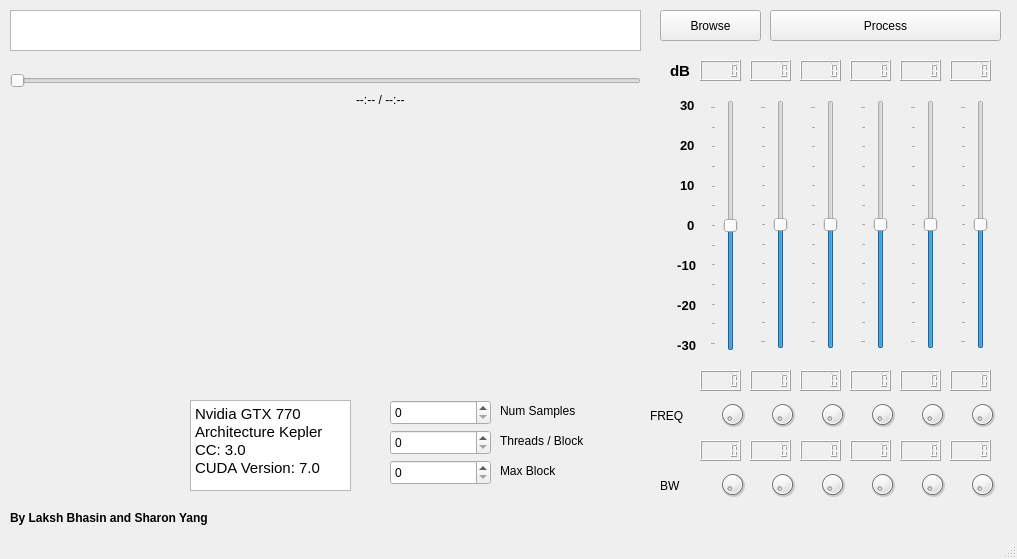
lakshbhasin/gpu_parametric_eq, file ui/mainapp.ui: the form before one commit.
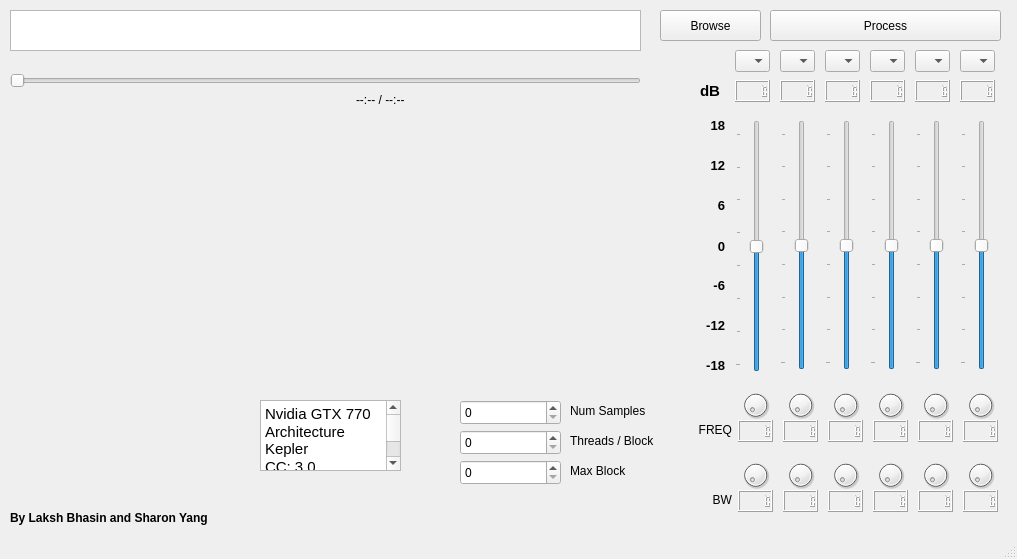
The form after the commit. Custom widgets are drawn as their Qt base class.

Diff of the .ui file:
```diff
--- a/ui/mainapp.ui
+++ b/ui/mainapp.ui
@@ -82,53 +82,59 @@
    <widget class="QLabel" name="label_2">
     <property name="geometry">
      <rect>
-      <x>650</x>
-      <y>400</y>
+      <x>691</x>
+      <y>414</y>
       <width>41</width>
-      <height>31</height>
+      <height>32</height>
      </rect>
     </property>
     <property name="text">
      <string>FREQ</string>
     </property>
+    <property name="alignment">
+     <set>Qt::AlignRight|Qt::AlignTrailing|Qt::AlignVCenter</set>
+    </property>
    </widget>
    <widget class="QLabel" name="label_3">
     <property name="geometry">
      <rect>
-      <x>660</x>
-      <y>470</y>
-      <width>31</width>
-      <height>31</height>
+      <x>702</x>
+      <y>484</y>
+      <width>30</width>
+      <height>32</height>
      </rect>
     </property>
     <property name="text">
      <string>BW</string>
     </property>
+    <property name="alignment">
+     <set>Qt::AlignRight|Qt::AlignTrailing|Qt::AlignVCenter</set>
+    </property>
    </widget>
    <widget class="QTextBrowser" name="textBrowser">
     <property name="geometry">
      <rect>
-      <x>190</x>
+      <x>260</x>
       <y>400</y>
-      <width>161</width>
-      <height>91</height>
+      <width>141</width>
+      <height>71</height>
      </rect>
     </property>
     <property name="html">
      <string>&lt;!DOCTYPE HTML PUBLIC &quot;-//W3C//DTD HTML 4.0//EN&quot; &quot;http://www.w3.org/TR/REC-html40/strict.dtd&quot;&gt;
 &lt;html&gt;&lt;head&gt;&lt;meta name=&quot;qrichtext&quot; content=&quot;1&quot; /&gt;&lt;style type=&quot;text/css&quot;&gt;
 p, li { white-space: pre-wrap; }
-&lt;/style&gt;&lt;/head&gt;&lt;body style=&quot; font-family:'Ubuntu'; font-size:11pt; font-weight:400; font-style:normal;&quot;&gt;
-&lt;p style=&quot; margin-top:0px; margin-bottom:0px; margin-left:0px; margin-right:0px; -qt-block-indent:0; text-indent:0px;&quot;&gt;Nvidia GTX 770&lt;/p&gt;
-&lt;p style=&quot; margin-top:0px; margin-bottom:0px; margin-left:0px; margin-right:0px; -qt-block-indent:0; text-indent:0px;&quot;&gt;Architecture Kepler&lt;/p&gt;
-&lt;p style=&quot; margin-top:0px; margin-bottom:0px; margin-left:0px; margin-right:0px; -qt-block-indent:0; text-indent:0px;&quot;&gt;CC: 3.0&lt;/p&gt;
-&lt;p style=&quot; margin-top:0px; margin-bottom:0px; margin-left:0px; margin-right:0px; -qt-block-indent:0; text-indent:0px;&quot;&gt;CUDA Version: 7.0&lt;/p&gt;&lt;/body&gt;&lt;/html&gt;</string>
+&lt;/style&gt;&lt;/head&gt;&lt;body style=&quot; font-family:'Sans Serif'; font-size:9pt; font-weight:400; font-style:normal;&quot;&gt;
+&lt;p style=&quot; margin-top:0px; margin-bottom:0px; margin-left:0px; margin-right:0px; -qt-block-indent:0; text-indent:0px;&quot;&gt;&lt;span style=&quot; font-family:'Ubuntu'; font-size:11pt;&quot;&gt;Nvidia GTX 770&lt;/span&gt;&lt;/p&gt;
+&lt;p style=&quot; margin-top:0px; margin-bottom:0px; margin-left:0px; margin-right:0px; -qt-block-indent:0; text-indent:0px;&quot;&gt;&lt;span style=&quot; font-family:'Ubuntu'; font-size:11pt;&quot;&gt;Architecture Kepler&lt;/span&gt;&lt;/p&gt;
+&lt;p style=&quot; margin-top:0px; margin-bottom:0px; margin-left:0px; margin-right:0px; -qt-block-indent:0; text-indent:0px;&quot;&gt;&lt;span style=&quot; font-family:'Ubuntu'; font-size:11pt;&quot;&gt;CC: 3.0&lt;/span&gt;&lt;/p&gt;
+&lt;p style=&quot; margin-top:0px; margin-bottom:0px; margin-left:0px; margin-right:0px; -qt-block-indent:0; text-indent:0px;&quot;&gt;&lt;span style=&quot; font-family:'Ubuntu'; font-size:11pt;&quot;&gt;CUDA Version: 7.0&lt;/span&gt;&lt;/p&gt;&lt;/body&gt;&lt;/html&gt;</string>
     </property>
    </widget>
    <widget class="QLabel" name="label_4">
     <property name="geometry">
      <rect>
-      <x>500</x>
+      <x>570</x>
       <y>430</y>
       <width>111</width>
       <height>21</height>
@@ -141,7 +147,7 @@
    <widget class="QLabel" name="label_5">
     <property name="geometry">
      <rect>
-      <x>500</x>
+      <x>570</x>
       <y>460</y>
       <width>81</width>
       <height>21</height>
@@ -167,7 +173,7 @@
    <widget class="QSpinBox" name="threadsBlockBox">
     <property name="geometry">
      <rect>
-      <x>390</x>
+      <x>460</x>
       <y>430</y>
       <width>101</width>
       <height>25</height>
@@ -177,7 +183,7 @@
    <widget class="QSpinBox" name="blockNum">
     <property name="geometry">
      <rect>
-      <x>390</x>
+      <x>460</x>
       <y>460</y>
       <width>101</width>
       <height>25</height>
@@ -190,10 +196,10 @@
     </property>
     <property name="geometry">
      <rect>
-      <x>710</x>
-      <y>400</y>
-      <width>45</width>
-      <height>29</height>
+      <x>738</x>
+      <y>390</y>
+      <width>35</width>
+      <height>30</height>
      </rect>
     </property>
     <property name="sizePolicy">
@@ -221,10 +227,10 @@
     </property>
     <property name="geometry">
      <rect>
-      <x>710</x>
-      <y>470</y>
-      <width>45</width>
-      <height>29</height>
+      <x>738</x>
+      <y>460</y>
+      <width>35</width>
+      <height>30</height>
      </rect>
     </property>
     <property name="sizePolicy">
@@ -269,17 +275,23 @@
    <widget class="QSlider" name="verticalSlider">
     <property name="geometry">
      <rect>
-      <x>710</x>
-      <y>100</y>
-      <width>34</width>
-      <height>251</height>
+      <x>735</x>
+      <y>120</y>
+      <width>35</width>
+      <height>252</height>
      </rect>
     </property>
+    <property name="minimumSize">
+     <size>
+      <width>0</width>
+      <height>0</height>
+     </size>
+    </property>
     <property name="minimum">
-     <number>-30</number>
+     <number>-18</number>
     </property>
     <property name="maximum">
-     <number>30</number>
+     <number>18</number>
     </property>
     <property name="singleStep">
      <number>1</number>
@@ -306,17 +318,23 @@
    <widget class="QSlider" name="verticalSlider_2">
     <property name="geometry">
      <rect>
-      <x>760</x>
-      <y>100</y>
-      <width>34</width>
-      <height>249</height>
+      <x>780</x>
+      <y>120</y>
+      <width>35</width>
+      <height>250</height>
      </rect>
     </property>
+    <property name="minimumSize">
+     <size>
+      <width>0</width>
+      <height>0</height>
+     </size>
+    </property>
     <property name="minimum">
-     <number>-30</number>
+     <number>-18</number>
     </property>
     <property name="maximum">
-     <number>30</number>
+     <number>18</number>
     </property>
     <property name="singleStep">
      <number>1</number>
@@ -343,17 +361,23 @@
    <widget class="QSlider" name="verticalSlider_5">
     <property name="geometry">
      <rect>
-      <x>910</x>
-      <y>100</y>
-      <width>34</width>
-      <height>249</height>
+      <x>915</x>
+      <y>120</y>
+      <width>35</width>
+      <height>250</height>
      </rect>
     </property>
+    <property name="minimumSize">
+     <size>
+      <width>0</width>
+      <height>0</height>
+     </size>
+    </property>
     <property name="minimum">
-     <number>-30</number>
+     <number>-18</number>
     </property>
     <property name="maximum">
-     <number>30</number>
+     <number>18</number>
     </property>
     <property name="singleStep">
      <number>1</number>
@@ -380,17 +404,23 @@
    <widget class="QSlider" name="verticalSlider_4">
     <property name="geometry">
      <rect>
-      <x>860</x>
-      <y>100</y>
-      <width>34</width>
-      <height>249</height>
+      <x>870</x>
+      <y>120</y>
+      <width>35</width>
+      <height>250</height>
      </rect>
     </property>
+    <property name="minimumSize">
+     <size>
+      <width>0</width>
+      <height>0</height>
+     </size>
+    </property>
     <property name="minimum">
-     <number>-30</number>
+     <number>-18</number>
     </property>
     <property name="maximum">
-     <number>30</number>
+     <number>18</number>
     </property>
     <property name="singleStep">
      <number>1</number>
@@ -418,16 +448,22 @@
     <property name="geometry">
      <rect>
       <x>960</x>
-      <y>100</y>
-      <width>34</width>
-      <height>249</height>
+      <y>120</y>
+      <width>35</width>
+      <height>250</height>
      </rect>
     </property>
+    <property name="minimumSize">
+     <size>
+      <width>0</width>
+      <height>0</height>
+     </size>
+    </property>
     <property name="minimum">
-     <number>-30</number>
+     <number>-18</number>
     </property>
     <property name="maximum">
-     <number>30</number>
+     <number>18</number>
     </property>
     <property name="singleStep">
      <number>1</number>
@@ -454,17 +490,23 @@
    <widget class="QSlider" name="verticalSlider_3">
     <property name="geometry">
      <rect>
-      <x>810</x>
-      <y>100</y>
-      <width>34</width>
-      <height>249</height>
+      <x>825</x>
+      <y>120</y>
+      <width>35</width>
+      <height>250</height>
      </rect>
     </property>
+    <property name="minimumSize">
+     <size>
+      <width>0</width>
+      <height>0</height>
+     </size>
+    </property>
     <property name="minimum">
-     <number>-30</number>
+     <number>-18</number>
     </property>
     <property name="maximum">
-     <number>30</number>
+     <number>18</number>
     </property>
     <property name="singleStep">
      <number>1</number>
@@ -491,10 +533,10 @@
    <widget class="QLabel" name="tick0">
     <property name="geometry">
      <rect>
-      <x>680</x>
-      <y>210</y>
+      <x>685</x>
+      <y>230</y>
       <width>40</width>
-      <height>31</height>
+      <height>32</height>
      </rect>
     </property>
     <property name="font">
@@ -505,16 +547,19 @@
      </font>
     </property>
     <property name="text">
-     <string>  0</string>
+     <string>0</string>
+    </property>
+    <property name="alignment">
+     <set>Qt::AlignRight|Qt::AlignTrailing|Qt::AlignVCenter</set>
     </property>
    </widget>
    <widget class="QLabel" name="tick10">
     <property name="geometry">
      <rect>
-      <x>680</x>
-      <y>170</y>
+      <x>685</x>
+      <y>190</y>
       <width>40</width>
-      <height>30</height>
+      <height>31</height>
      </rect>
     </property>
     <property name="font">
@@ -525,16 +570,19 @@
      </font>
     </property>
     <property name="text">
-     <string>10</string>
+     <string>6</string>
+    </property>
+    <property name="alignment">
+     <set>Qt::AlignRight|Qt::AlignTrailing|Qt::AlignVCenter</set>
     </property>
    </widget>
    <widget class="QLabel" name="tick20">
     <property name="geometry">
      <rect>
-      <x>680</x>
-      <y>130</y>
+      <x>685</x>
+      <y>150</y>
       <width>40</width>
-      <height>30</height>
+      <height>31</height>
      </rect>
     </property>
     <property name="font">
@@ -545,16 +593,19 @@
      </font>
     </property>
     <property name="text">
-     <string>20</string>
+     <string>12</string>
+    </property>
+    <property name="alignment">
+     <set>Qt::AlignRight|Qt::AlignTrailing|Qt::AlignVCenter</set>
     </property>
    </widget>
    <widget class="QLabel" name="tick30">
     <property name="geometry">
      <rect>
-      <x>680</x>
-      <y>90</y>
+      <x>685</x>
+      <y>110</y>
       <width>40</width>
-      <height>30</height>
+      <height>31</height>
      </rect>
     </property>
     <property name="font">
@@ -565,16 +616,19 @@
      </font>
     </property>
     <property name="text">
-     <string>30</string>
+     <string>18</string>
+    </property>
+    <property name="alignment">
+     <set>Qt::AlignRight|Qt::AlignTrailing|Qt::AlignVCenter</set>
     </property>
    </widget>
    <widget class="QLabel" name="tickn10">
     <property name="geometry">
      <rect>
-      <x>670</x>
-      <y>250</y>
+      <x>685</x>
+      <y>270</y>
       <width>40</width>
-      <height>30</height>
+      <height>31</height>
      </rect>
     </property>
     <property name="font">
@@ -585,16 +639,19 @@
      </font>
     </property>
     <property name="text">
-     <string>  -10</string>
+     <string>-6</string>
+    </property>
+    <property name="alignment">
+     <set>Qt::AlignRight|Qt::AlignTrailing|Qt::AlignVCenter</set>
     </property>
    </widget>
    <widget class="QLabel" name="tickn20">
     <property name="geometry">
      <rect>
-      <x>670</x>
-      <y>290</y>
+      <x>685</x>
+      <y>310</y>
       <width>40</width>
-      <height>30</height>
+      <height>31</height>
      </rect>
     </property>
     <property name="font">
@@ -605,16 +662,19 @@
      </font>
     </property>
     <property name="text">
-     <string>  -20</string>
+     <string>-12</string>
+    </property>
+    <property name="alignment">
+     <set>Qt::AlignRight|Qt::AlignTrailing|Qt::AlignVCenter</set>
     </property>
    </widget>
    <widget class="QLabel" name="tickn30">
     <property name="geometry">
      <rect>
-      <x>670</x>
-      <y>330</y>
+      <x>685</x>
+      <y>350</y>
       <width>40</width>
-      <height>30</height>
+      <height>31</height>
      </rect>
     </property>
     <property name="font">
@@ -625,16 +685,19 @@
      </font>
     </property>
     <property name="text">
-     <string>  -30</string>
+     <string>-18</string>
+    </property>
+    <property name="alignment">
+     <set>Qt::AlignRight|Qt::AlignTrailing|Qt::AlignVCenter</set>
     </property>
    </widget>
    <widget class="QLabel" name="tickLabel">
     <property name="geometry">
      <rect>
-      <x>670</x>
-      <y>60</y>
+      <x>700</x>
+      <y>80</y>
       <width>21</width>
-      <height>21</height>
+      <height>22</height>
      </rect>
     </property>
     <property name="font">
@@ -651,180 +714,180 @@
    <widget class="QLCDNumber" name="lcdNumber">
     <property name="geometry">
      <rect>
-      <x>700</x>
-      <y>60</y>
-      <width>41</width>
-      <height>21</height>
+      <x>735</x>
+      <y>80</y>
+      <width>35</width>
+      <height>22</height>
      </rect>
     </property>
    </widget>
    <widget class="QLCDNumber" name="lcdNumber_2">
     <property name="geometry">
      <rect>
-      <x>750</x>
-      <y>60</y>
-      <width>41</width>
-      <height>21</height>
+      <x>780</x>
+      <y>80</y>
+      <width>35</width>
+      <height>22</height>
      </rect>
     </property>
    </widget>
    <widget class="QLCDNumber" name="lcdNumber_3">
     <property name="geometry">
      <rect>
-      <x>800</x>
-      <y>60</y>
-      <width>41</width>
-      <height>21</height>
+      <x>825</x>
+      <y>80</y>
+      <width>35</width>
+      <height>22</height>
      </rect>
     </property>
    </widget>
    <widget class="QLCDNumber" name="lcdNumber_4">
     <property name="geometry">
      <rect>
-      <x>850</x>
-      <y>60</y>
-      <width>41</width>
-      <height>21</height>
+      <x>870</x>
+      <y>80</y>
+      <width>35</width>
+      <height>22</height>
      </rect>
     </property>
    </widget>
    <widget class="QLCDNumber" name="lcdNumber_5">
     <property name="geometry">
      <rect>
-      <x>900</x>
-      <y>60</y>
-      <width>41</width>
-      <height>21</height>
+      <x>915</x>
+      <y>80</y>
+      <width>35</width>
+      <height>22</height>
      </rect>
     </property>
    </widget>
    <widget class="QLCDNumber" name="lcdNumber_6">
     <property name="geometry">
      <rect>
-      <x>950</x>
-      <y>60</y>
-      <width>41</width>
-      <height>21</height>
+      <x>960</x>
+      <y>80</y>
+      <width>35</width>
+      <height>22</height>
      </rect>
     </property>
    </widget>
    <widget class="QLCDNumber" name="lcdNumber_7">
     <property name="geometry">
      <rect>
-      <x>700</x>
-      <y>370</y>
-      <width>41</width>
-      <height>21</height>
+      <x>738</x>
+      <y>420</y>
+      <width>35</width>
+      <height>22</height>
      </rect>
     </property>
    </widget>
    <widget class="QLCDNumber" name="lcdNumber_8">
     <property name="geometry">
      <rect>
-      <x>750</x>
-      <y>370</y>
-      <width>41</width>
-      <height>21</height>
+      <x>783</x>
+      <y>420</y>
+      <width>35</width>
+      <height>22</height>
      </rect>
     </property>
    </widget>
    <widget class="QLCDNumber" name="lcdNumber_9">
     <property name="geometry">
      <rect>
-      <x>800</x>
-      <y>370</y>
-      <width>41</width>
-      <height>21</height>
+      <x>828</x>
+      <y>420</y>
+      <width>35</width>
+      <height>22</height>
      </rect>
     </property>
    </widget>
    <widget class="QLCDNumber" name="lcdNumber_10">
     <property name="geometry">
      <rect>
-      <x>850</x>
-      <y>370</y>
-      <width>41</width>
-      <height>21</height>
+      <x>873</x>
+      <y>420</y>
+      <width>35</width>
+      <height>22</height>
      </rect>
     </property>
    </widget>
    <widget class="QLCDNumber" name="lcdNumber_11">
     <property name="geometry">
      <rect>
-      <x>900</x>
-      <y>370</y>
-      <width>41</width>
-      <height>21</height>
+      <x>918</x>
+      <y>420</y>
+      <width>35</width>
+      <height>22</height>
      </rect>
     </property>
    </widget>
    <widget class="QLCDNumber" name="lcdNumber_12">
     <property name="geometry">
      <rect>
-      <x>950</x>
-      <y>370</y>
-      <width>41</width>
-      <height>21</height>
+      <x>963</x>
+      <y>420</y>
+      <width>35</width>
+      <height>22</height>
      </rect>
     </property>
    </widget>
    <widget class="QLCDNumber" name="lcdNumber_13">
     <property name="geometry">
      <rect>
-      <x>700</x>
-      <y>440</y>
-      <width>41</width>
-      <height>21</height>
+      <x>738</x>
+      <y>490</y>
+      <width>35</width>
+      <height>22</height>
      </rect>
     </property>
    </widget>
    <widget class="QLCDNumber" name="lcdNumber_14">
     <property name="geometry">
      <rect>
-      <x>750</x>
-      <y>440</y>
-      <width>41</width>
-      <height>21</height>
+      <x>783</x>
+      <y>490</y>
+      <width>35</width>
+      <height>22</height>
      </rect>
     </property>
    </widget>
    <widget class="QLCDNumber" name="lcdNumber_15">
     <property name="geometry">
      <rect>
-      <x>800</x>
-      <y>440</y>
-      <width>41</width>
-      <height>21</height>
+      <x>828</x>
+      <y>490</y>
+      <width>35</width>
+      <height>22</height>
      </rect>
     </property>
    </widget>
    <widget class="QLCDNumber" name="lcdNumber_16">
     <property name="geometry">
      <rect>
-      <x>850</x>
-      <y>440</y>
-      <width>41</width>
-      <height>21</height>
+      <x>873</x>
+      <y>490</y>
+      <width>35</width>
+      <height>22</height>
      </rect>
     </property>
    </widget>
    <widget class="QLCDNumber" name="lcdNumber_17">
     <property name="geometry">
      <rect>
-      <x>900</x>
-      <y>440</y>
-      <width>41</width>
-      <height>21</height>
+      <x>918</x>
+      <y>490</y>
+      <width>35</width>
+      <height>22</height>
      </rect>
     </property>
    </widget>
    <widget class="QLCDNumber" name="lcdNumber_18">
     <property name="geometry">
      <rect>
-      <x>950</x>
-      <y>440</y>
-      <width>41</width>
-      <height>21</height>
+      <x>963</x>
+      <y>490</y>
+      <width>35</width>
+      <height>22</height>
      </rect>
     </property>
    </widget>
@@ -834,10 +897,10 @@
     </property>
     <property name="geometry">
      <rect>
-      <x>760</x>
-      <y>400</y>
-      <width>45</width>
-      <height>29</height>
+      <x>783</x>
+      <y>390</y>
+      <width>35</width>
+      <height>30</height>
      </rect>
     </property>
     <property name="sizePolicy">
@@ -865,10 +928,10 @@
     </property>
     <property name="geometry">
      <rect>
-      <x>810</x>
-      <y>400</y>
-      <width>45</width>
-      <height>29</height>
+      <x>828</x>
+      <y>390</y>
+      <width>35</width>
+      <height>30</height>
      </rect>
     </property>
     <property name="sizePolicy">
@@ -896,10 +959,10 @@
     </property>
     <property name="geometry">
      <rect>
-      <x>860</x>
-      <y>400</y>
-      <width>45</width>
-      <height>29</height>
+      <x>873</x>
+      <y>390</y>
+      <width>35</width>
+      <height>30</height>
      </rect>
     </property>
     <property name="sizePolicy">
@@ -927,10 +990,10 @@
     </property>
     <property name="geometry">
      <rect>
-      <x>910</x>
-      <y>400</y>
-      <width>45</width>
-      <height>29</height>
+      <x>918</x>
+      <y>390</y>
+      <width>35</width>
+      <height>30</height>
      </rect>
     </property>
     <property name="sizePolicy">
@@ -958,10 +1021,10 @@
     </property>
     <property name="geometry">
      <rect>
-      <x>960</x>
-      <y>400</y>
-      <width>45</width>
-      <height>29</height>
+      <x>963</x>
+      <y>390</y>
+      <width>35</width>
+      <height>30</height>
      </rect>
     </property>
     <property name="sizePolicy">
@@ -989,10 +1052,10 @@
     </property>
     <property name="geometry">
      <rect>
-      <x>760</x>
-      <y>470</y>
-      <width>45</width>
-      <height>29</height>
+      <x>783</x>
+      <y>460</y>
+      <width>35</width>
+      <height>30</height>
      </rect>
     </property>
     <property name="sizePolicy">
@@ -1020,10 +1083,10 @@
     </property>
     <property name="geometry">
      <rect>
-      <x>810</x>
-      <y>470</y>
-      <width>45</width>
-      <height>29</height>
+      <x>828</x>
+      <y>460</y>
+      <width>35</width>
+      <height>30</height>
      </rect>
     </property>
     <property name="sizePolicy">
@@ -1051,10 +1114,10 @@
     </property>
     <property name="geometry">
      <rect>
-      <x>860</x>
-      <y>470</y>
-      <width>45</width>
-      <height>29</height>
+      <x>873</x>
+      <y>460</y>
+      <width>35</width>
+      <height>30</height>
      </rect>
     </property>
     <property name="sizePolicy">
@@ -1082,10 +1145,10 @@
     </property>
     <property name="geometry">
      <rect>
-      <x>910</x>
-      <y>470</y>
-      <width>45</width>
-      <height>29</height>
+      <x>918</x>
+      <y>460</y>
+      <width>35</width>
+      <height>30</height>
      </rect>
     </property>
     <property name="sizePolicy">
@@ -1113,10 +1176,10 @@
     </property>
     <property name="geometry">
      <rect>
-      <x>960</x>
-      <y>470</y>
-      <width>45</width>
-      <height>29</height>
+      <x>963</x>
+      <y>460</y>
+      <width>35</width>
+      <height>30</height>
      </rect>
     </property>
     <property name="sizePolicy">
@@ -1151,7 +1214,7 @@
    <widget class="QSpinBox" name="numSampleBox">
     <property name="geometry">
      <rect>
-      <x>390</x>
+      <x>460</x>
       <y>400</y>
       <width>101</width>
       <height>25</height>
@@ -1161,7 +1224,7 @@
    <widget class="QLabel" name="label_7">
     <property name="geometry">
      <rect>
-      <x>500</x>
+      <x>570</x>
       <y>400</y>
       <width>111</width>
       <height>21</height>
@@ -1171,6 +1234,66 @@
      <string>Num Samples</string>
     </property>
    </widget>
+   <widget class="QComboBox" name="comboBox">
+    <property name="geometry">
+     <rect>
+      <x>735</x>
+      <y>50</y>
+      <width>35</width>
+      <height>22</height>
+     </rect>
+    </property>
+   </widget>
+   <widget class="QComboBox" name="comboBox_2">
+    <property name="geometry">
+     <rect>
+      <x>780</x>
+      <y>50</y>
+      <width>35</width>
+      <height>22</height>
+     </rect>
+    </property>
+   </widget>
+   <widget class="QComboBox" name="comboBox_3">
+    <property name="geometry">
+     <rect>
+      <x>825</x>
+      <y>50</y>
+      <width>35</width>
+      <height>22</height>
+     </rect>
+    </property>
+   </widget>
+   <widget class="QComboBox" name="comboBox_4">
+    <property name="geometry">
+     <rect>
+      <x>870</x>
+      <y>50</y>
+      <width>35</width>
+      <height>22</height>
+     </rect>
+    </property>
+   </widget>
+   <widget class="QComboBox" name="comboBox_5">
+    <property name="geometry">
+     <rect>
+      <x>915</x>
+      <y>50</y>
+      <width>35</width>
+      <height>22</height>
+     </rect>
+    </property>
+   </widget>
+   <widget class="QComboBox" name="comboBox_6">
+    <property name="geometry">
+     <rect>
+      <x>960</x>
+      <y>50</y>
+      <width>35</width>
+      <height>22</height>
+     </rect>
+    </property>
+   </widget>
    <zorder>fileSelectButton</zorder>
    <zorder>textEdit</zorder>
    <zorder>processButton</zorder>
```
Left out of the diff: 13 changed lines with no effect on the pictures.
